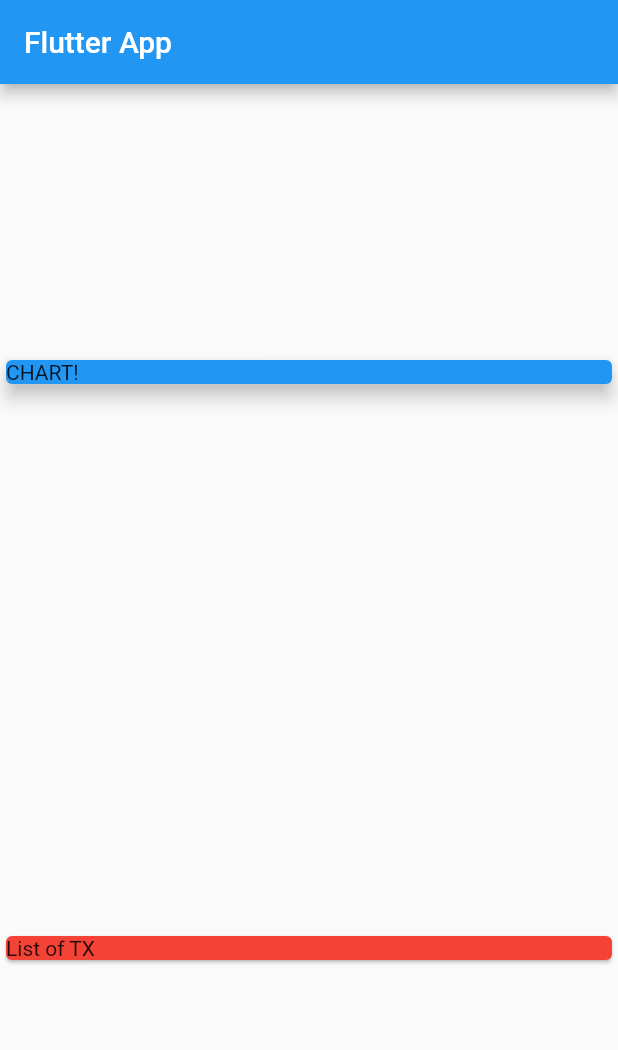
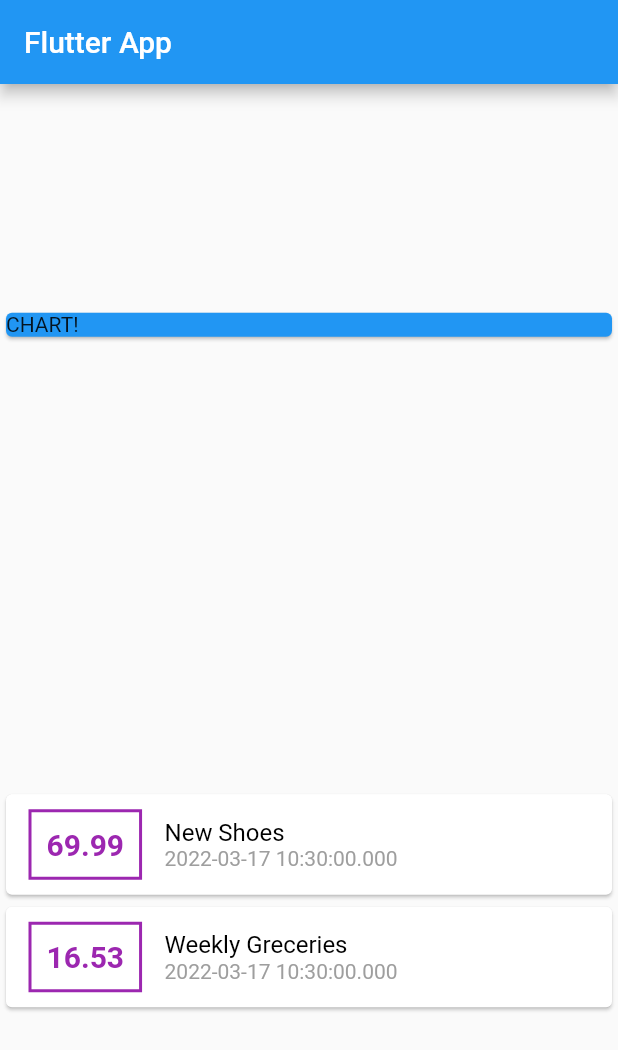
Before and after one commit to daboyyy/flutter-personal-expense, a Flutter app: the screen it shows after launch, on a phone screen of 412 x 824 dp. Shown: the top 1050 px of the screen. Run offline on Flutter 3.47's test engine with Material 2 defaults, Android fonts, the phone set to English and light mode, and no system bars.

Commit message:
feat: completed time to styles

```diff
--- a/lib/main.dart
+++ b/lib/main.dart
@@ -1,4 +1,6 @@
 import 'package:flutter/material.dart';
+
+import './transaction.dart';
 
 void main() {
   runApp(MyApp());
@@ -18,6 +20,16 @@ class MyApp extends StatelessWidget {
 }
 
 class MyHomePage extends StatelessWidget {
+  final List<Transaction> transactions = [
+    Transaction(
+        id: 't1', title: 'New Shoes', amount: 69.99, date: DateTime.now()),
+    Transaction(
+        id: 't2',
+        title: 'Weekly Greceries',
+        amount: 16.53,
+        date: DateTime.now())
+  ];
+
   @override
   Widget build(BuildContext context) {
     return Scaffold(
@@ -28,18 +40,40 @@ class MyHomePage extends StatelessWidget {
           mainAxisAlignment: MainAxisAlignment.spaceAround,
           crossAxisAlignment: CrossAxisAlignment.stretch,
           children: <Widget>[
-            Container(
-              child: Card(
-                child: Text('CHART!'),
-                color: Colors.blue,
-                elevation: 5,
-              ),
-              width: double.infinity,
+            Card(
+              child: Text('CHART!'),
+              color: Colors.blue,
             ),
-            Card(
-              child: Text('List of TX'),
-              color: Colors.red,
-            ),
+            Column(
+              children: transactions.map((tx) {
+                return Card(
+                    child: Row(
+                  children: <Widget>[
+                    Container(
+                      child: Text(
+                        tx.amount.toString(),
+                        style: TextStyle(
+                            color: Colors.purple,
+                            fontWeight: FontWeight.bold,
+                            fontSize: 20),
+                      ),
+                      decoration: BoxDecoration(
+                          border: Border.all(color: Colors.purple, width: 2)),
+                      margin:
+                          EdgeInsets.symmetric(vertical: 10, horizontal: 15),
+                      padding: EdgeInsets.all(10),
+                    ),
+                    Column(
+                      crossAxisAlignment: CrossAxisAlignment.start,
+                      children: <Widget>[
+                        Text(tx.title, style: TextStyle(color: Colors.black, fontSize: 16),),
+                        Text(tx.date.toString(), style: TextStyle(color: Colors.grey))
+                      ],
+                    )
+                  ],
+                ));
+              }).toList(),
+            )
           ],
         ));
   }
--- /dev/null
+++ b/lib/transaction.dart
@@ -0,0 +1,14 @@
+import 'package:flutter/foundation.dart';
+
+class Transaction {
+  final String id;
+  final String title;
+  final double amount;
+  final DateTime date;
+
+  Transaction(
+      {@required this.id,
+      @required this.title,
+      @required this.amount,
+      @required this.date});
+}
```
